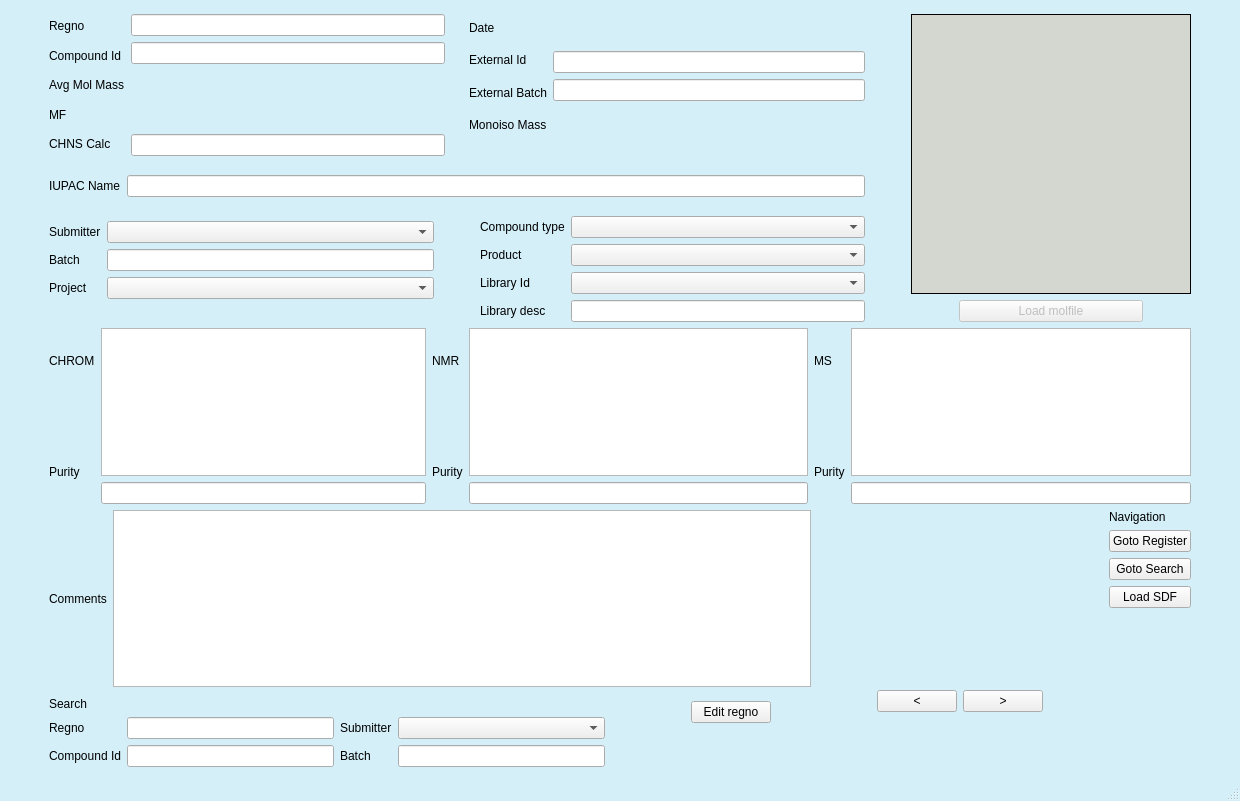
Qt form chemReg/searchchem.ui (dahlbma/scarab_tornado) before a commit.
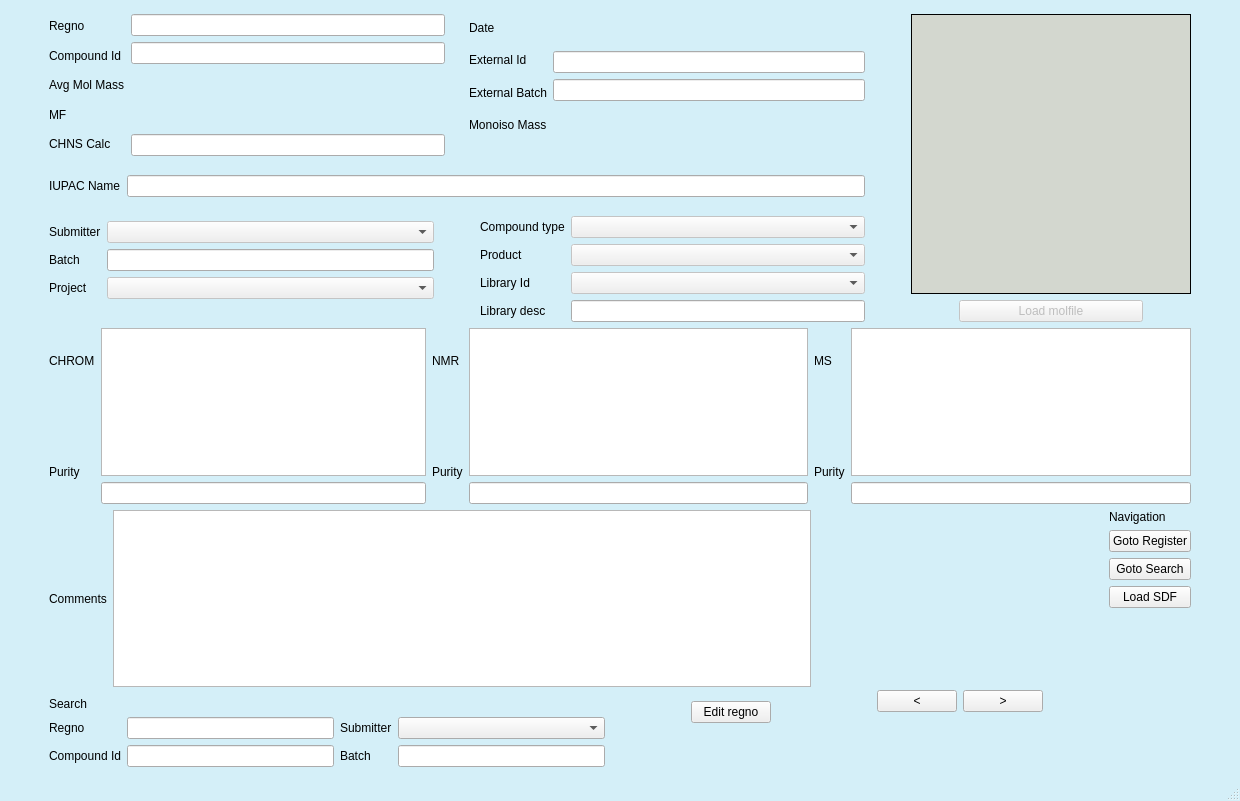
The same form after that commit.

Commit message: refactor search areas

```diff
--- a/chemReg/searchchem.ui
+++ b/chemReg/searchchem.ui
@@ -22,6 +22,9 @@
 }
 QWidget#centralwidget{
 background-color: rgba(212, 239, 248, 255);
+}
+QComboBox:disabled{
+color: black;
 }</string>
   </property>
   <widget class="QWidget" name="centralwidget">
@@ -380,6 +383,9 @@
                  <layout class="QVBoxLayout" name="verticalLayout_11">
                   <item>
                    <widget class="QComboBox" name="submitter_cb">
+                    <property name="enabled">
+                     <bool>false</bool>
+                    </property>
                     <property name="focusPolicy">
                      <enum>Qt::NoFocus</enum>
                     </property>
@@ -394,6 +400,9 @@
                   </item>
                   <item>
                    <widget class="QComboBox" name="project_cb">
+                    <property name="enabled">
+                     <bool>false</bool>
+                    </property>
                     <property name="focusPolicy">
                      <enum>Qt::NoFocus</enum>
                     </property>
@@ -475,6 +484,9 @@
                <layout class="QVBoxLayout" name="verticalLayout_12">
                 <item>
                  <widget class="QComboBox" name="compoundtype_cb">
+                  <property name="enabled">
+                   <bool>false</bool>
+                  </property>
                   <property name="focusPolicy">
                    <enum>Qt::NoFocus</enum>
                   </property>
@@ -482,6 +494,9 @@
                 </item>
                 <item>
                  <widget class="QComboBox" name="product_cb">
+                  <property name="enabled">
+                   <bool>false</bool>
+                  </property>
                   <property name="focusPolicy">
                    <enum>Qt::NoFocus</enum>
                   </property>
@@ -489,6 +504,9 @@
                 </item>
                 <item>
                  <widget class="QComboBox" name="libraryid_cb">
+                  <property name="enabled">
+                   <bool>false</bool>
+                  </property>
                   <property name="focusPolicy">
                    <enum>Qt::NoFocus</enum>
                   </property>
```
Left out of the diff: 6 changed lines with no effect on the pictures. The commit also changes 1 other file.
